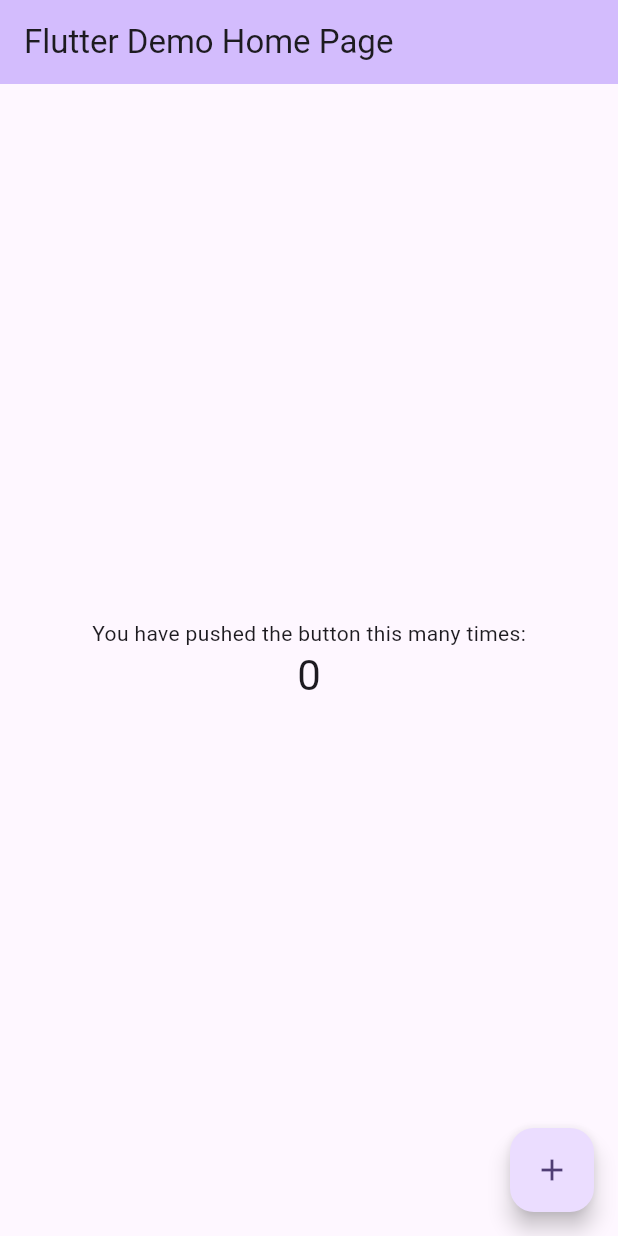
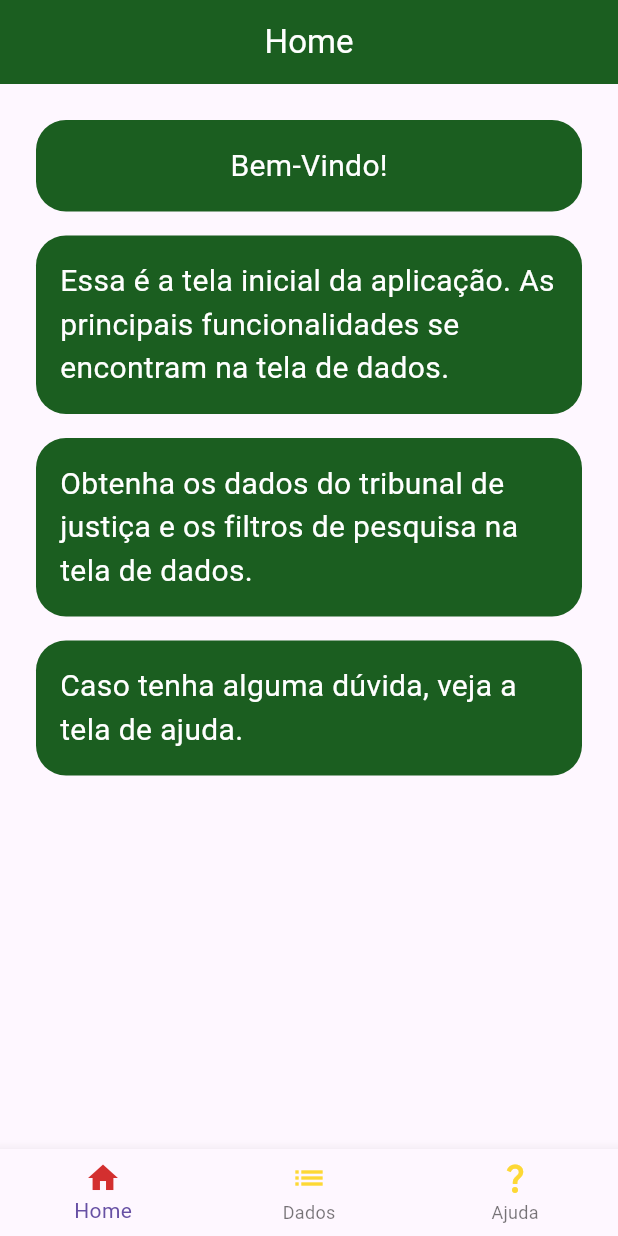
Before and after one commit to linard999/projeto_programacao_dispositivos_moveis, a Flutter app: the screen it shows after launch, on a phone screen of 412 x 824 dp. Run offline on Flutter 3.47's test engine with Material 3 defaults, Android fonts, the phone set to English and light mode, and no system bars.

Commit message:
Adicionada a bottombar e a tela home, além da estrutura básica das outras telas da bottombar

```diff
--- a/lib/main.dart
+++ b/lib/main.dart
@@ -1,4 +1,7 @@
 import 'package:flutter/material.dart';
+import 'package:projeto_programacao_dispositivos_moveis/tela_ajuda.dart';
+import 'package:projeto_programacao_dispositivos_moveis/tela_dados.dart';
+import 'package:projeto_programacao_dispositivos_moveis/tela_home.dart';
 
 void main() {
   runApp(const MyApp());
@@ -10,44 +13,16 @@
   // This widget is the root of your application.
   @override
   Widget build(BuildContext context) {
-    return MaterialApp(
-      title: 'Flutter Demo',
-      theme: ThemeData(
-        // This is the theme of your application.
-        //
-        // TRY THIS: Try running your application with "flutter run". You'll see
-        // the application has a purple toolbar. Then, without quitting the app,
-        // try changing the seedColor in the colorScheme below to Colors.green
-        // and then invoke "hot reload" (save your changes or press the "hot
-        // reload" button in a Flutter-supported IDE, or press "r" if you used
-        // the command line to start the app).
-        //
-        // Notice that the counter didn't reset back to zero; the application
-        // state is not lost during the reload. To reset the state, use hot
-        // restart instead.
-        //
-        // This works for code too, not just values: Most code changes can be
-        // tested with just a hot reload.
-        colorScheme: ColorScheme.fromSeed(seedColor: Colors.deepPurple),
-        useMaterial3: true,
-      ),
-      home: const MyHomePage(title: 'Flutter Demo Home Page'),
+    return const MaterialApp(
+      title: 'Projeto Flutter Programação para Dispositivos Móveis 2023.2',
+      home: MyHomePage(title: 'Projeto Flutter'),
+      debugShowCheckedModeBanner: false,
     );
   }
 }
 
 class MyHomePage extends StatefulWidget {
   const MyHomePage({super.key, required this.title});
-
-  // This widget is the home page of your application. It is stateful, meaning
-  // that it has a State object (defined below) that contains fields that affect
-  // how it looks.
-
-  // This class is the configuration for the state. It holds the values (in this
-  // case the title) provided by the parent (in this case the App widget) and
-  // used by the build method of the State. Fields in a Widget subclass are
-  // always marked "final".
-
   final String title;
 
   @override
@@ -55,71 +30,38 @@
 }
 
 class _MyHomePageState extends State<MyHomePage> {
-  int _counter = 0;
-
-  void _incrementCounter() {
-    setState(() {
-      // This call to setState tells the Flutter framework that something has
-      // changed in this State, which causes it to rerun the build method below
-      // so that the display can reflect the updated values. If we changed
-      // _counter without calling setState(), then the build method would not be
-      // called again, and so nothing would appear to happen.
-      _counter++;
-    });
-  }
+  int _indexAtual = 0;
+  List<Widget> telas = [TelaHome(), TelaDados(), TelaAjuda()];
 
   @override
   Widget build(BuildContext context) {
-    // This method is rerun every time setState is called, for instance as done
-    // by the _incrementCounter method above.
-    //
-    // The Flutter framework has been optimized to make rerunning build methods
-    // fast, so that you can just rebuild anything that needs updating rather
-    // than having to individually change instances of widgets.
     return Scaffold(
-      appBar: AppBar(
-        // TRY THIS: Try changing the color here to a specific color (to
-        // Colors.amber, perhaps?) and trigger a hot reload to see the AppBar
-        // change color while the other colors stay the same.
-        backgroundColor: Theme.of(context).colorScheme.inversePrimary,
-        // Here we take the value from the MyHomePage object that was created by
-        // the App.build method, and use it to set our appbar title.
-        title: Text(widget.title),
+      body: telas[_indexAtual],
+      bottomNavigationBar: BottomNavigationBar(
+        currentIndex: _indexAtual,
+        items: [
+          BottomNavigationBarItem(
+            icon: Icon(Icons.home, color: Colors.yellow.shade600),
+            label: "Home",
+            activeIcon: Icon(Icons.home, color: Colors.red.shade700),
+          ),
+          BottomNavigationBarItem(
+            icon: Icon(Icons.list, color: Colors.yellow.shade600),
+            label: "Dados",
+            activeIcon: Icon(Icons.list, color: Colors.red.shade700),
+          ),
+          BottomNavigationBarItem(
+            icon: Icon(Icons.question_mark, color: Colors.yellow.shade600),
+            label: "Ajuda",
+            activeIcon: Icon(Icons.question_mark, color: Colors.red.shade700),
+          )
+        ],
+        onTap: (index) {
+          setState(() {
+            _indexAtual = index;
+          });
+        },
       ),
-      body: Center(
-        // Center is a layout widget. It takes a single child and positions it
-        // in the middle of the parent.
-        child: Column(
-          // Column is also a layout widget. It takes a list of children and
-          // arranges them vertically. By default, it sizes itself to fit its
-          // children horizontally, and tries to be as tall as its parent.
-          //
-          // Column has various properties to control how it sizes itself and
-          // how it positions its children. Here we use mainAxisAlignment to
-          // center the children vertically; the main axis here is the vertical
-          // axis because Columns are vertical (the cross axis would be
-          // horizontal).
-          //
-          // TRY THIS: Invoke "debug painting" (choose the "Toggle Debug Paint"
-          // action in the IDE, or press "p" in the console), to see the
-          // wireframe for each widget.
-          mainAxisAlignment: MainAxisAlignment.center,
-          children: <Widget>[
-            const Text(
-              'You have pushed the button this many times:',
-            ),
-            Text(
-              '$_counter',
-              style: Theme.of(context).textTheme.headlineMedium,
-            ),
-          ],
-        ),
-      ),
-      floatingActionButton: FloatingActionButton(
-        onPressed: _incrementCounter,
-        tooltip: 'Increment',
-        child: const Icon(Icons.add),
-      ), // This trailing comma makes auto-formatting nicer for build methods.
     );
   }
 }
--- /dev/null
+++ b/lib/tela_ajuda.dart
@@ -0,0 +1,23 @@
+import 'package:flutter/material.dart';
+
+class TelaAjuda extends StatefulWidget {
+  const TelaAjuda({super.key});
+
+  @override
+  State<TelaAjuda> createState() => _TelaAjudaState();
+}
+
+class _TelaAjudaState extends State<TelaAjuda> {
+  @override
+  Widget build(BuildContext context) {
+    return Scaffold(
+      appBar: AppBar(
+        title: const Text("Ajuda"),
+        centerTitle: true,
+        foregroundColor: Colors.white,
+        backgroundColor: Colors.green.shade900,
+      ),
+      body: Text("Adicione os widgets da tela nesse arquivo .dart")
+    );
+  }
+}
--- /dev/null
+++ b/lib/tela_dados.dart
@@ -0,0 +1,23 @@
+import 'package:flutter/material.dart';
+
+class TelaDados extends StatefulWidget {
+  const TelaDados({super.key});
+
+  @override
+  State<TelaDados> createState() => _TelaDadosState();
+}
+
+class _TelaDadosState extends State<TelaDados> {
+  @override
+  Widget build(BuildContext context) {
+    return Scaffold(
+      appBar: AppBar(
+        title: const Text("Dados"),
+        centerTitle: true,
+        foregroundColor: Colors.white,
+        backgroundColor: Colors.green.shade900,
+      ),
+      body: Text("Adicione os widgets da tela nesse arquivo .dart")
+    );
+  }
+}
--- /dev/null
+++ b/lib/tela_home.dart
@@ -0,0 +1,46 @@
+import 'package:flutter/material.dart';
+
+class TelaHome extends StatefulWidget {
+  const TelaHome({super.key});
+
+  @override
+  State<TelaHome> createState() => _TelaHomeState();
+}
+
+class _TelaHomeState extends State<TelaHome> {
+  final List<String> mensagens = [
+    "Bem-Vindo!",
+    "Essa é a tela inicial da aplicação. As principais funcionalidades se encontram na tela de dados.",
+    "Obtenha os dados do tribunal de justiça e os filtros de pesquisa na tela de dados.",
+    "Caso tenha alguma dúvida, veja a tela de ajuda."
+  ];
+
+  @override
+  Widget build(BuildContext context) {
+    return Scaffold(
+        appBar: AppBar(
+          title: const Text("Home"),
+          centerTitle: true,
+          foregroundColor: Colors.white,
+          backgroundColor: Colors.green.shade900,
+        ),
+        body: ListView.builder(
+            padding: EdgeInsets.all(16.0),
+            itemCount: mensagens.length,
+            itemBuilder: (context, index) {
+              return Padding(
+                  padding: EdgeInsets.all(8.0),
+                  child: Container(
+                      decoration: BoxDecoration(
+                          color: Colors.green.shade900,
+                          borderRadius: BorderRadius.circular(20.0)),
+                      child: Center(
+                          child: Padding(
+                        padding: const EdgeInsets.all(16.0),
+                        child: Text(mensagens[index],
+                            style:
+                                TextStyle(color: Colors.white, fontSize: 20)),
+                      ))));
+            }));
+  }
+}
```
